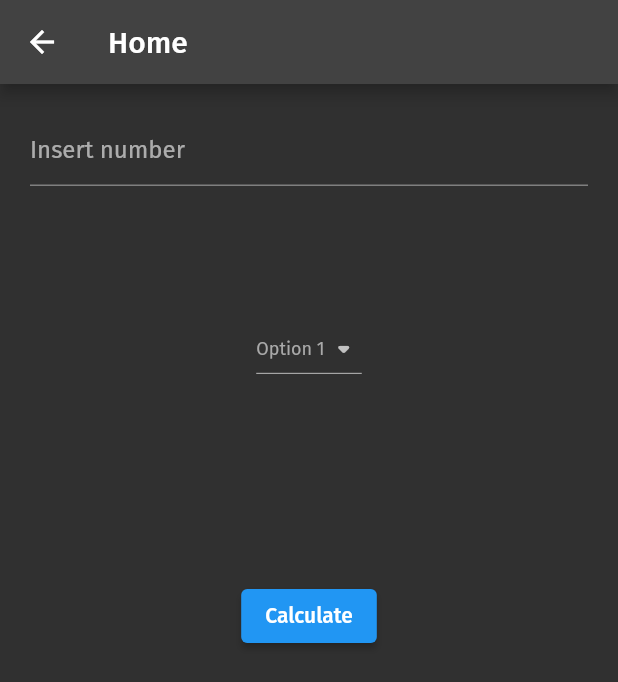
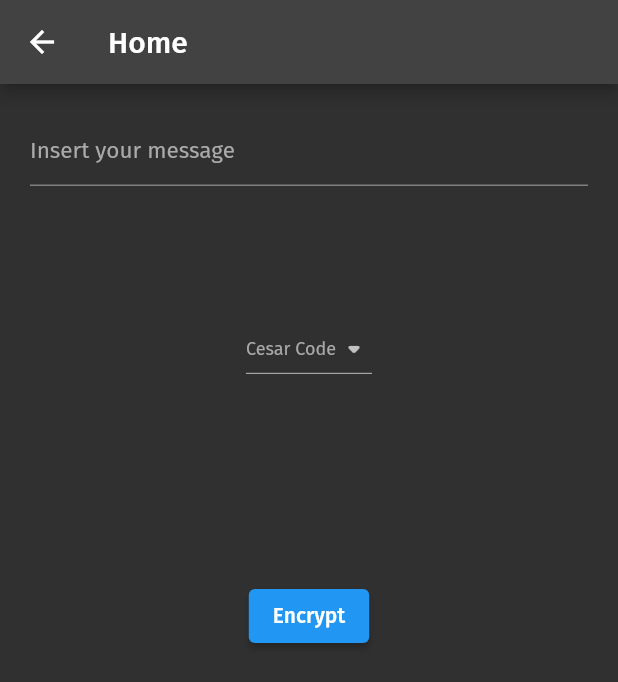
Before and after one commit to marcoigorr/MyFlutterApp, a Flutter app: the HomePage screen opened by its route, on a phone screen of 412 x 824 dp. Shown: the top 682 px of the screen. Run offline on Flutter 3.47's test engine with Material 2 defaults, Android fonts, the phone set to English and light mode, and no system bars; our stand-ins replace google_fonts.

Commit message:
Dropdown working and message parsing working

```diff
--- a/lib/home/home.dart
+++ b/lib/home/home.dart
@@ -8,7 +8,7 @@ class HomePage extends StatelessWidget {
   @override
   Widget build(BuildContext context) {
     return Scaffold(
-      resizeToAvoidBottomInset: true,
+      resizeToAvoidBottomInset: false,
       appBar: AppBar(
         title: const Text('Home'),
       ),
@@ -27,45 +27,37 @@ class HomeScreen extends StatefulWidget {
 class _HomeScreenState extends State<HomeScreen> {
   final TextEditingController _controller = TextEditingController();
 
-  final List<String> _list = ['Option 1', 'Option 2', 'Option 3'];
-  String option = 'Choose option';
-  String message = '';
-
-  @override
-  void initState() {
-    super.initState();
-    _controller.addListener(() {
-      final String text = _controller.text.toLowerCase();
-      _controller.value = _controller.value.copyWith(
-        text: text,
-        selection:
-            TextSelection(baseOffset: text.length, extentOffset: text.length),
-        composing: TextRange.empty,
-      );
-    });
-  }
+  String cipher = 'Cesar Code';
+  final List<String> _list = ['Cesar Code', 'Atbash', 'Vignere'];
+  String encryptedText = '';
 
   @override
   Widget build(BuildContext context) {
     return Column(
       children: [
-        const Padding(
+        Padding(
           padding: EdgeInsets.all(20.0),
           child: TextField(
             controller: _controller,
             keyboardType: TextInputType.number,
-            decoration: InputDecoration(hintText: 'Insert number'),
+            decoration: InputDecoration(
+                hintText: 'Insert your message',
+                hintStyle: Theme.of(context).textTheme.headline1),
           ),
         ),
         const Spacer(
           flex: 1,
         ),
         DropdownButton<String>(
+          value: cipher,
           items: _list.map((String value) {
             return DropdownMenuItem<String>(value: value, child: Text(value));
           }).toList(),
-          onChanged: (String? newValue) {},
-          value: _list[0],
+          onChanged: (String? newValue) {
+            setState(() {
+              cipher = newValue!;
+            });
+          },
           icon: const Icon(Icons.arrow_drop_down_rounded),
           style: Theme.of(context).textTheme.labelMedium,
         ),
@@ -74,9 +66,9 @@ class _HomeScreenState extends State<HomeScreen> {
         ),
         ElevatedButton(
             onPressed: () {
-              print('Result: ${calcController.text}');
+              print('Result: ${_controller.text}');
             },
-            child: const Text('Calculate')),
+            child: const Text('Encrypt')),
         const Spacer(
           flex: 6,
         ),
--- a/lib/theme.dart
+++ b/lib/theme.dart
@@ -12,9 +12,15 @@ var appTheme = ThemeData(
     bodyText1: TextStyle(fontSize: 20, fontWeight: FontWeight.bold),
     bodyText2: TextStyle(fontSize: 16, fontWeight: FontWeight.bold),
     labelMedium: TextStyle(
-        fontSize: 12,
-        color: Color.fromARGB(255, 169, 169, 169),
-        fontWeight: FontWeight.normal),
+      fontSize: 12,
+      color: Color.fromARGB(255, 169, 169, 169),
+      fontWeight: FontWeight.normal,
+    ),
+    headline1: TextStyle(
+      fontSize: 15,
+      color: Color.fromARGB(255, 170, 170, 170),
+      fontWeight: FontWeight.normal,
+    ),
   ),
 
   // Button Theme
```
